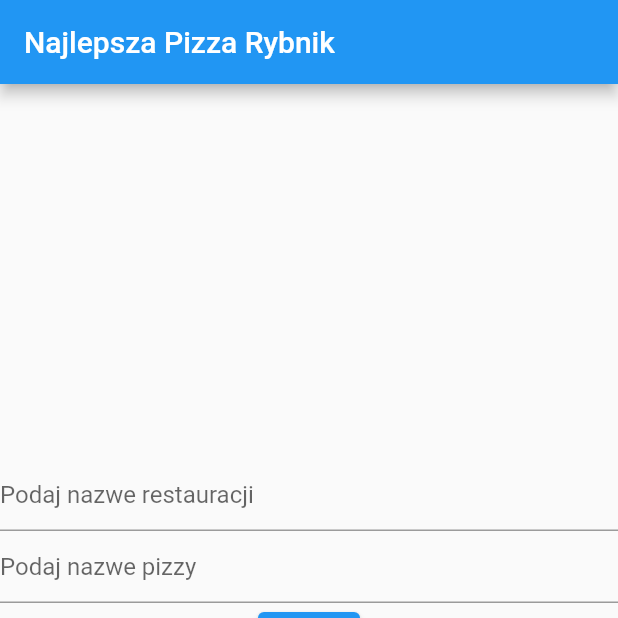
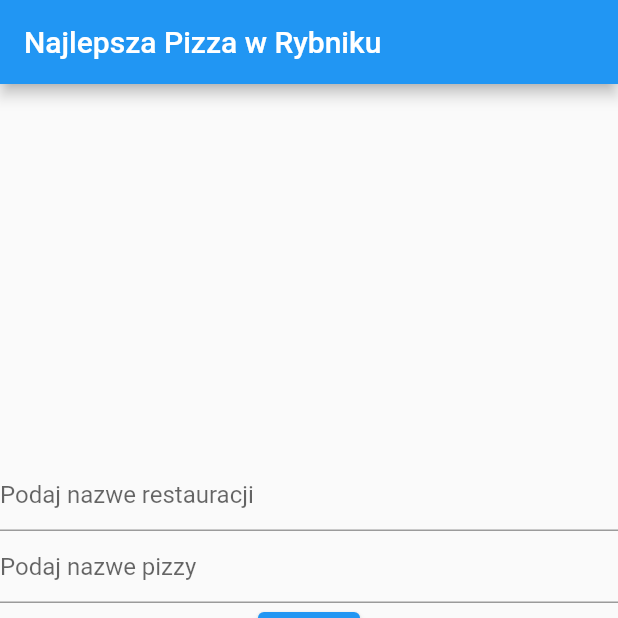
Before and after one commit to kamilgadek/foodvotes, a Flutter app: the screen it shows once a user with an empty profile is signed in, item 2 of the bottom bar chosen, on a phone screen of 412 x 824 dp, the top half of it. Run offline on Flutter 3.47's test engine with Material 2 defaults, Android fonts, the phone set to English and light mode, and no system bars; our stand-ins replace cloud_firestore, firebase_auth, firebase_core; accounts and stored records are empty.

```diff
--- a/lib/app/home/home_page.dart
+++ b/lib/app/home/home_page.dart
@@ -23,7 +23,7 @@ class _HomePageState extends State<HomePage> {
   Widget build(BuildContext context) {
     return Scaffold(
       appBar: AppBar(
-        title: const Text('Najlepsza Pizza Rybnik'),
+        title: const Text('Najlepsza Pizza w Rybniku'),
       ),
       body: Column(
         mainAxisAlignment: MainAxisAlignment.center,
--- a/lib/app/home/restaurants/restaurants_page_content.dart
+++ b/lib/app/home/restaurants/restaurants_page_content.dart
@@ -14,7 +14,7 @@ class RestaurantsPageContent extends StatelessWidget {
         builder: (context, snapshot) {
           if (snapshot.hasError) {
             return const Center(
-              child: Text('Something went wrong'),
+              child: Text('Coś poszło nie tak!'),
             );
           }
 
```
